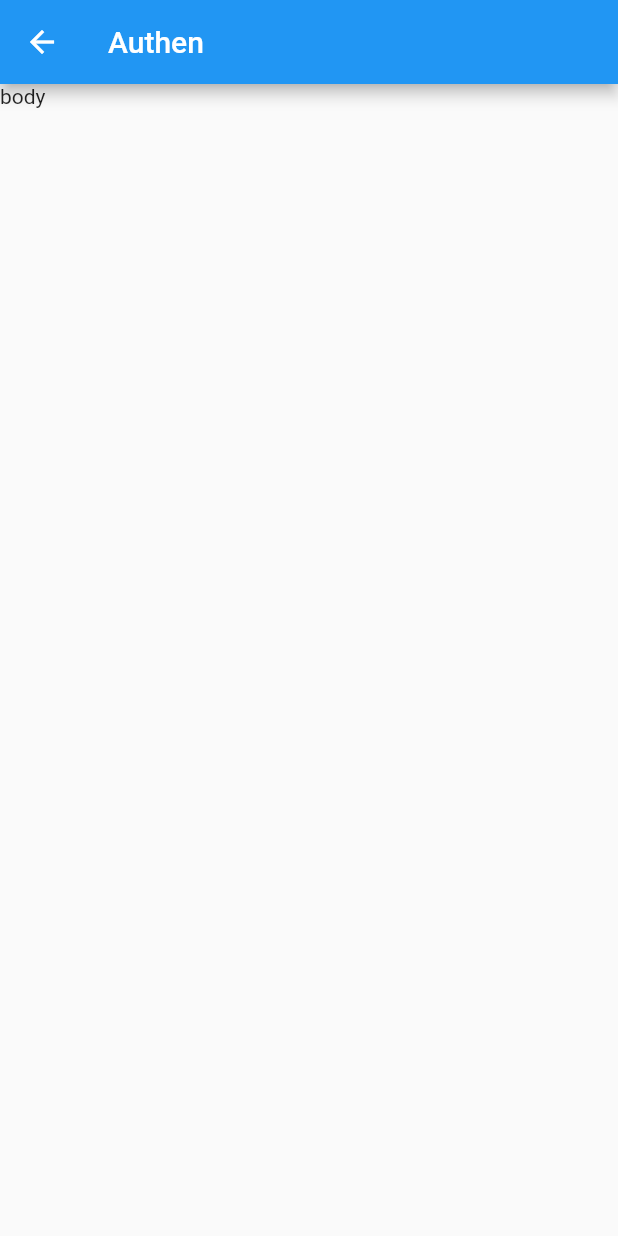
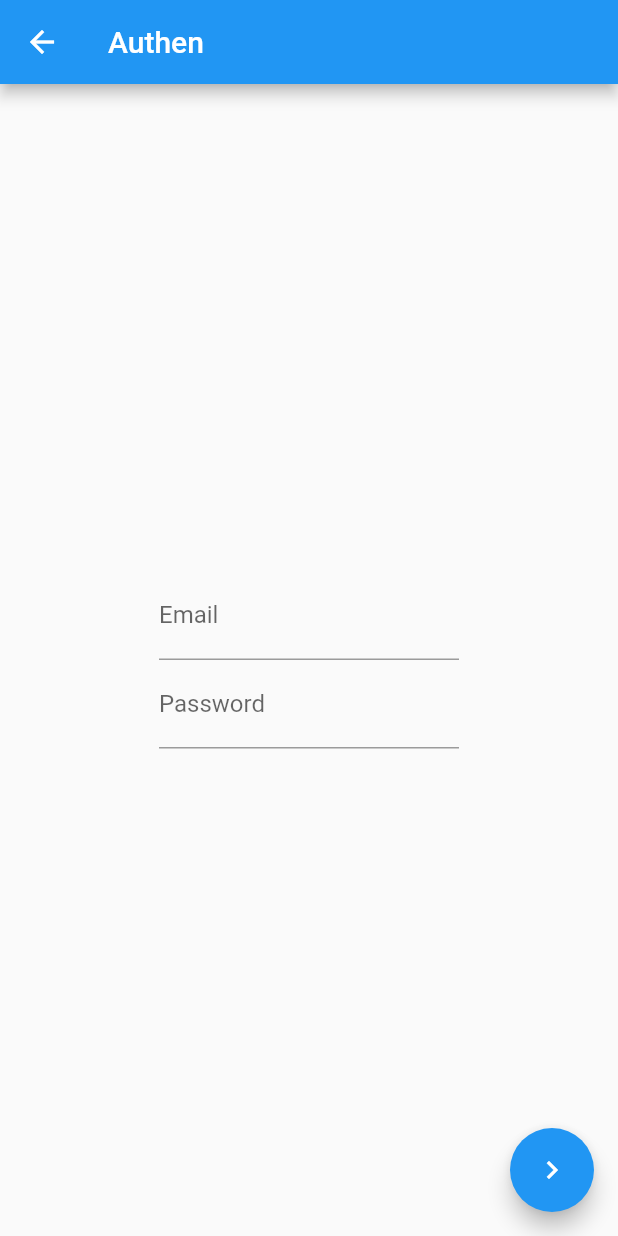
Before and after one commit to tense-dev/tensepilab, a Flutter app: the screen it shows after launch, after a tap on "Sign In", on a phone screen of 412 x 824 dp. Run offline on Flutter 3.47's test engine with Material 2 defaults, Android fonts, the phone set to English and light mode, and no system bars; our stand-ins replace firebase_auth; accounts and stored records are empty.

Commit message:
Finish 8 aug

```diff
--- a/lib/main.dart
+++ b/lib/main.dart
@@ -10,7 +10,7 @@ main() {
 class MyApp extends StatelessWidget {
   @override
   Widget build(BuildContext context) {
-    return MaterialApp(
+    return MaterialApp(debugShowCheckedModeBanner: false,
       home: Home(),
     );
   }
--- a/lib/screens/authen.dart
+++ b/lib/screens/authen.dart
@@ -1,4 +1,6 @@
+import 'package:firebase_auth/firebase_auth.dart';
 import 'package:flutter/material.dart';
+import 'package:tense_pilab/screens/my_service.dart';
 
 class Authen extends StatefulWidget {
   @override
@@ -6,13 +8,84 @@ class Authen extends StatefulWidget {
 }
 
 class _AuthenState extends State<Authen> {
+  // Exlicit
+  final formkey = GlobalKey<FormState>();
+  String emailString = '';
+  String passwordString = '';
+  FirebaseAuth firebaseAuth = FirebaseAuth.instance;
+  final scaffoldKey = GlobalKey<ScaffoldState>();
+  //Medtod
+  Widget emailText() {
+    return Container(
+      alignment: Alignment.center,
+      child: Container(
+        width: 200.0,
+        child: TextFormField(keyboardType: TextInputType.emailAddress,
+          decoration: InputDecoration(labelText: 'Email'),
+          onSaved: (String value) {
+            emailString = value;
+          },
+        ),
+      ),
+    );
+  }
+
+  Widget passwordText() {
+    return Container(
+      width: 200.0,
+      child: TextFormField(
+        obscureText: true,
+        decoration: InputDecoration(labelText: 'Password'),
+        onSaved: (String value) {
+          passwordString = value;
+        },
+      ),
+    );
+  }
+
+  Future<void> checkAuthen() async {
+    await firebaseAuth
+        .signInWithEmailAndPassword(
+            email: emailString, password: passwordString)
+        .then((response) {
+          MaterialPageRoute materialPageRoute = MaterialPageRoute(builder: (BuildContext context)=> MyService());
+          Navigator.of(context).pushAndRemoveUntil(materialPageRoute, (Route<dynamic> route) => false);
+        })
+        .catchError((response) {
+      String errorString = response.message;
+      mySnackBar(errorString);
+    });
+  }
+
+  void mySnackBar(String messageString) {
+    SnackBar snackBar = SnackBar(
+      content: Text(messageString),
+    );
+    scaffoldKey.currentState.showSnackBar(snackBar);
+  }
+
   @override
   Widget build(BuildContext context) {
     return Scaffold(
+      key: scaffoldKey,
       appBar: AppBar(
         title: Text('Authen'),
       ),
-      body: Text('body'),
+      body: Form(
+        key: formkey,
+        child: Column(
+          mainAxisAlignment: MainAxisAlignment.center,
+          children: <Widget>[emailText(), passwordText()],
+        ),
+      ),
+      floatingActionButton: FloatingActionButton(
+        child: Icon(Icons.navigate_next),
+        onPressed: () {
+          formkey.currentState.save();
+          print('email = $emailString ,password = $passwordString');
+          checkAuthen();
+        },
+      ),
     );
   }
 }
--- a/lib/screens/home.dart
+++ b/lib/screens/home.dart
@@ -1,7 +1,9 @@
 //Scaffold ดึงตรีม
 // Column(children: <Widget>[showAppName(),showAppName()],), //viewgroup
+import 'package:firebase_auth/firebase_auth.dart';
 import 'package:flutter/material.dart';
 import 'package:tense_pilab/screens/authen.dart';
+import 'package:tense_pilab/screens/my_service.dart';
 import 'package:tense_pilab/screens/register.dart';
 
 class Home extends StatefulWidget {
@@ -17,6 +19,23 @@ class _HomeState extends State<Home> {
   Color myColorButton = Colors.yellow[800];
 
   // Medtod
+  @override
+  void initState() {
+    super.initState();
+    checkStatus();
+  }
+
+  Future<void> checkStatus() async {
+
+    FirebaseAuth firebaseAuth = FirebaseAuth.instance;
+    FirebaseUser firebaseUser = await firebaseAuth.currentUser();
+
+    if (firebaseUser != null) {
+      var serviceRoute = MaterialPageRoute(builder: (BuildContext context)=>MyService());
+      Navigator.of(context).pushAndRemoveUntil(serviceRoute,(Route<dynamic> route) => false);
+    }
+  }
+
   Widget signUpButton() {
     return Container(
       width: 220.0,
@@ -30,7 +49,8 @@ class _HomeState extends State<Home> {
             RoundedRectangleBorder(borderRadius: BorderRadius.circular(30.0)),
         color: myColorButton,
         onPressed: () {
-          var registerRoute = MaterialPageRoute(builder: (BuildContext context) => Register());
+          var registerRoute =
+              MaterialPageRoute(builder: (BuildContext context) => Register());
           Navigator.of(context).push(registerRoute);
         },
       ),
--- a/pubspec.yaml
+++ b/pubspec.yaml
@@ -23,6 +23,9 @@ dependencies:
   # The following adds the Cupertino Icons font to your application.
   # Use with the CupertinoIcons class for iOS style icons.
   cupertino_icons: ^0.1.2
+  firebase_auth: ^0.14.0+1
+  http: ^0.12.0+2
+  # firebase_core: ^0.4.0+8
 
 dev_dependencies:
   flutter_test:
```
Also changed, not shown: lib/models/profile_model.dart (added, +12 -0 lines), lib/screens/my_service.dart (added, +45 -0 lines), lib/screens/register.dart (+71 -15 lines), lib/screens/show_api_web.dart (added, +69 -0 lines), pubspec.lock, 3 other files.
